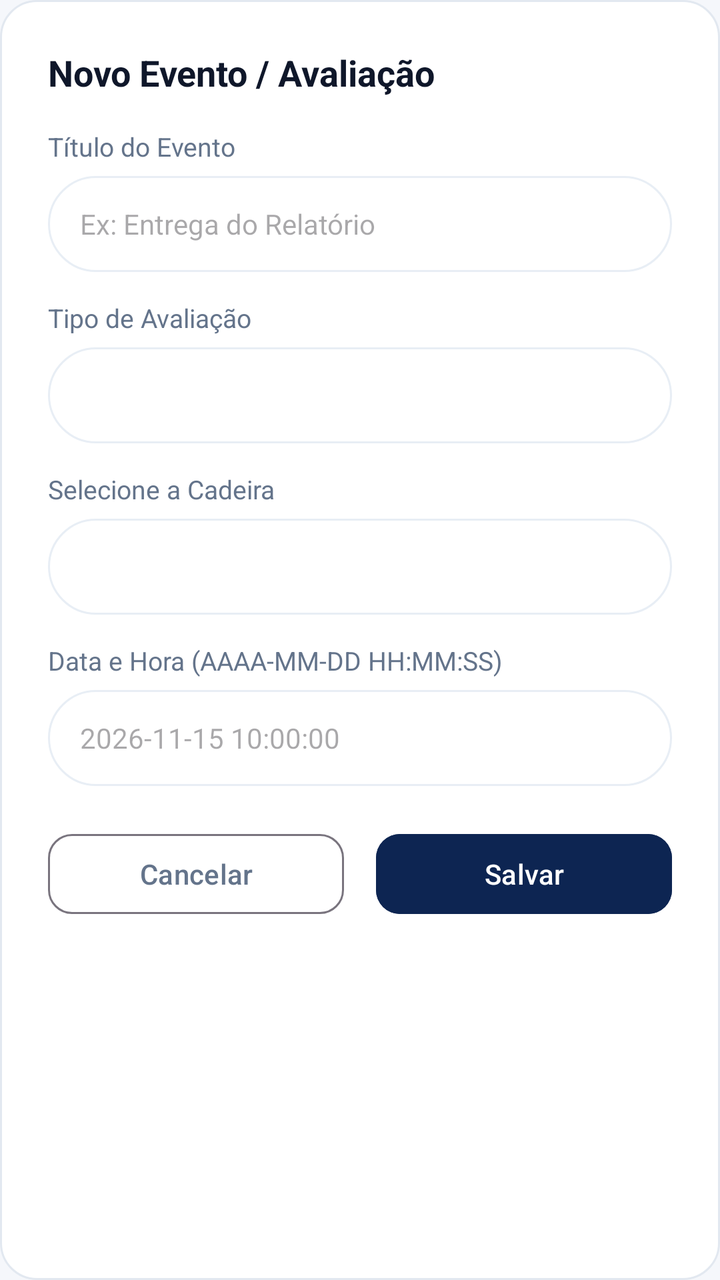
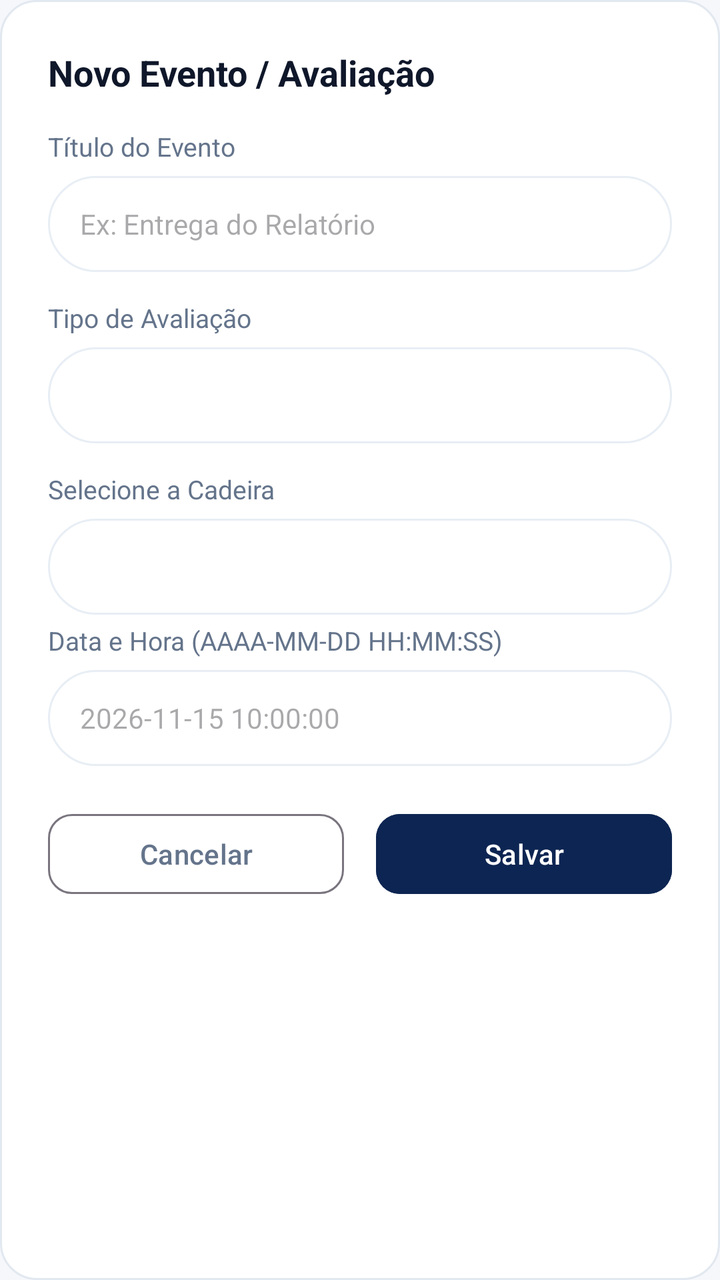

Screens rendered from an Android XML layout before and after an edit, with the pre-edit source and the edit as a unified diff.
<!-- AndroidManifest.xml: application theme Theme.Lory -->
<!-- res/layout/dialog_add_event.xml -->
<?xml version="1.0" encoding="utf-8"?>
<LinearLayout xmlns:android="http://schemas.android.com/apk/res/android"
    xmlns:app="http://schemas.android.com/apk/res-auto"
    android:layout_width="match_parent"
    android:layout_height="wrap_content"
    android:background="@drawable/bg_welcome_card"
    android:orientation="vertical"
    android:padding="24dp">

    <TextView
        android:layout_width="wrap_content"
        android:layout_height="wrap_content"
        android:layout_marginBottom="16dp"
        android:text="Novo Evento / Avaliação"
        android:textColor="@color/text_primary"
        android:textSize="18sp"
        android:textStyle="bold" />

    
    <TextView
        android:layout_width="wrap_content"
        android:layout_height="wrap_content"
        android:layout_marginBottom="6dp"
        android:text="Título do Evento"
        android:textColor="@color/text_secondary"
        android:textSize="13sp" />

    <EditText
        android:id="@+id/et_event_title"
        android:layout_width="match_parent"
        android:layout_height="48dp"
        android:layout_marginBottom="14dp"
        android:background="@drawable/bg_search_bar"
        android:hint="Ex: Entrega do Relatório"
        android:inputType="text"
        android:paddingStart="16dp"
        android:paddingEnd="16dp"
        android:textColor="@color/text_primary"
        android:textSize="14sp" />

    
    <TextView
        android:layout_width="wrap_content"
        android:layout_height="wrap_content"
        android:layout_marginBottom="6dp"
        android:text="Tipo de Avaliação"
        android:textColor="@color/text_secondary"
        android:textSize="13sp" />

    <Spinner
        android:id="@+id/sp_event_type"
        android:layout_width="match_parent"
        android:layout_height="48dp"
        android:layout_marginBottom="14dp"
        android:background="@drawable/bg_search_bar"
        android:paddingStart="12dp"
        android:paddingEnd="12dp" />

    
    <TextView
        android:layout_width="wrap_content"
        android:layout_height="wrap_content"
        android:layout_marginBottom="6dp"
        android:text="Selecione a Cadeira"
        android:textColor="@color/text_secondary"
        android:textSize="13sp" />

    <Spinner
        android:id="@+id/sp_event_cadeira"
        android:layout_width="match_parent"
        android:layout_height="48dp"
        android:layout_marginBottom="14dp"
        android:background="@drawable/bg_search_bar"
        android:paddingStart="12dp"
        android:paddingEnd="12dp" />

    
    <TextView
        android:layout_width="wrap_content"
        android:layout_height="wrap_content"
        android:layout_marginBottom="6dp"
        android:text="Data e Hora (AAAA-MM-DD HH:MM:SS)"
        android:textColor="@color/text_secondary"
        android:textSize="13sp" />

    <EditText
        android:id="@+id/et_event_date"
        android:layout_width="match_parent"
        android:layout_height="48dp"
        android:layout_marginBottom="20dp"
        android:background="@drawable/bg_search_bar"
        android:hint="2026-11-15 10:00:00"
        android:inputType="text"
        android:paddingStart="16dp"
        android:paddingEnd="16dp"
        android:textColor="@color/text_primary"
        android:textSize="14sp" />

    
    <LinearLayout
        android:layout_width="match_parent"
        android:layout_height="wrap_content"
        android:orientation="horizontal"
        android:weightSum="2">

        <Button
            android:id="@+id/btn_cancel_event"
            style="?attr/materialButtonOutlinedStyle"
            android:layout_width="0dp"
            android:layout_height="48dp"
            android:layout_marginEnd="8dp"
            android:layout_weight="1"
            android:text="Cancelar"
            android:textColor="@color/text_secondary"
            app:cornerRadius="12dp" />

        <Button
            android:id="@+id/btn_save_event"
            android:layout_width="0dp"
            android:layout_height="48dp"
            android:layout_marginStart="8dp"
            android:layout_weight="1"
            android:backgroundTint="@color/primary_dark_blue"
            android:text="Salvar"
            android:textColor="@color/white"
            app:cornerRadius="12dp" />
    </LinearLayout>

</LinearLayout>
<!-- resources referenced by this layout -->
<resources>
  <color name="primary_dark_blue">#0D2552</color>
  <color name="text_primary">#0F172A</color>
  <color name="text_secondary">#64748B</color>
  <color name="white">#FFFFFFFF</color>
  <!-- drawable bg_search_bar (drawable) -->
  <?xml version="1.0" encoding="utf-8"?>
  <shape xmlns:android="http://schemas.android.com/apk/res/android"
      android:shape="rectangle">
      <solid android:color="@color/surface_white" />
      <corners android:radius="24dp" />
      <stroke
          android:width="1dp"
          android:color="#E8EEF5" />
  </shape>
  <!-- drawable bg_welcome_card (drawable) -->
  <?xml version="1.0" encoding="utf-8"?>
  <shape xmlns:android="http://schemas.android.com/apk/res/android"
      android:shape="rectangle">
      <solid android:color="@color/surface_white" />
      <corners android:radius="18dp" />
      <stroke
          android:width="1dp"
          android:color="#E2E8F0" />
  </shape>
  <style name="Theme.Lory" parent="Base.Theme.Lory" />
  <color name="surface_white">#FFFFFF</color>
  <style name="Base.Theme.Lory" parent="Theme.Material3.DayNight.NoActionBar">
          
          <item name="colorPrimary">@color/primary_dark_blue</item>
          <item name="colorOnPrimary">@color/white</item>
          <item name="colorContainer">@color/surface_white</item>
          <item name="android:statusBarColor">@color/background_light</item>
          <item name="android:windowLightStatusBar">true</item>
          <item name="android:windowBackground">@color/background_light</item>
      </style>
  <color name="background_light">#F5F7FB</color>
</resources>

<!-- the commit's change to res/layout/dialog_add_event.xml (unified diff, before → after) -->
@@ -69,10 +69,20 @@
         android:id="@+id/sp_event_cadeira"
         android:layout_width="match_parent"
         android:layout_height="48dp"
-        android:layout_marginBottom="14dp"
+        android:layout_marginBottom="4dp"
         android:background="@drawable/bg_search_bar"
         android:paddingStart="12dp"
         android:paddingEnd="12dp" />
+
+    <TextView
+        android:id="@+id/tv_event_cadeira_status"
+        android:layout_width="match_parent"
+        android:layout_height="wrap_content"
+        android:layout_marginBottom="14dp"
+        android:text="@string/empty_cadeiras"
+        android:textColor="@color/text_secondary"
+        android:textSize="12sp"
+        android:visibility="gone" />
 
     
     <TextView
<!-- resource entries referenced after the edit -->
@@ -24,6 +24,7 @@
           android:width="1dp"
           android:color="#E2E8F0" />
   </shape>
+  <string name="empty_cadeiras">Nenhuma cadeira cadastrada no momento.</string>
   <style name="Theme.Lory" parent="Base.Theme.Lory" />
   <color name="surface_white">#FFFFFF</color>
   <style name="Base.Theme.Lory" parent="Theme.Material3.DayNight.NoActionBar">
